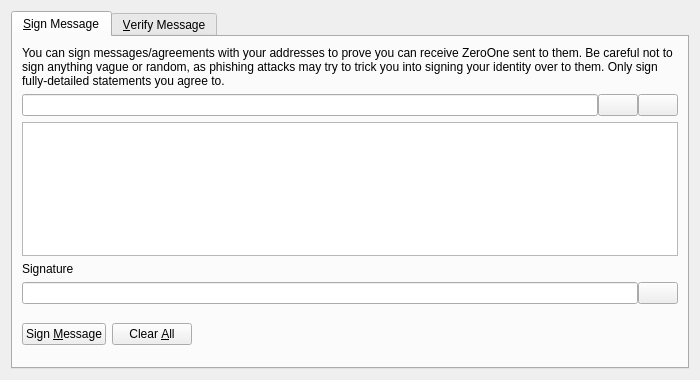
First picture: the form in src/qt/forms/signverifymessagedialog.ui, repository zocteam/zeroonecoin, before the edit.
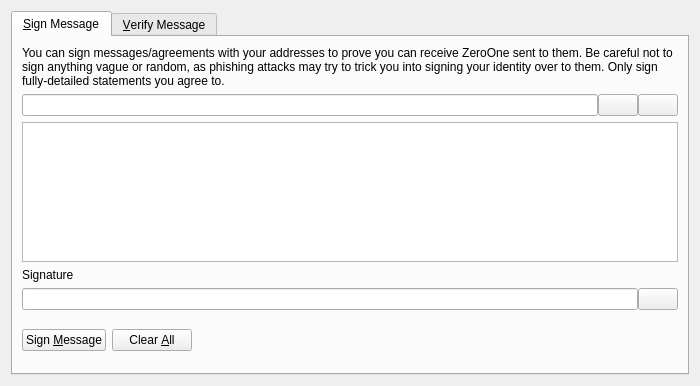
Second picture: the form after the edit. Custom widgets are drawn as their Qt base class.

What changed in the file:
```diff
--- a/src/qt/forms/signverifymessagedialog.ui
+++ b/src/qt/forms/signverifymessagedialog.ui
@@ -7,7 +7,7 @@
     <x>0</x>
     <y>0</y>
     <width>700</width>
-    <height>380</height>
+    <height>386</height>
    </rect>
   </property>
   <property name="windowTitle">
```
